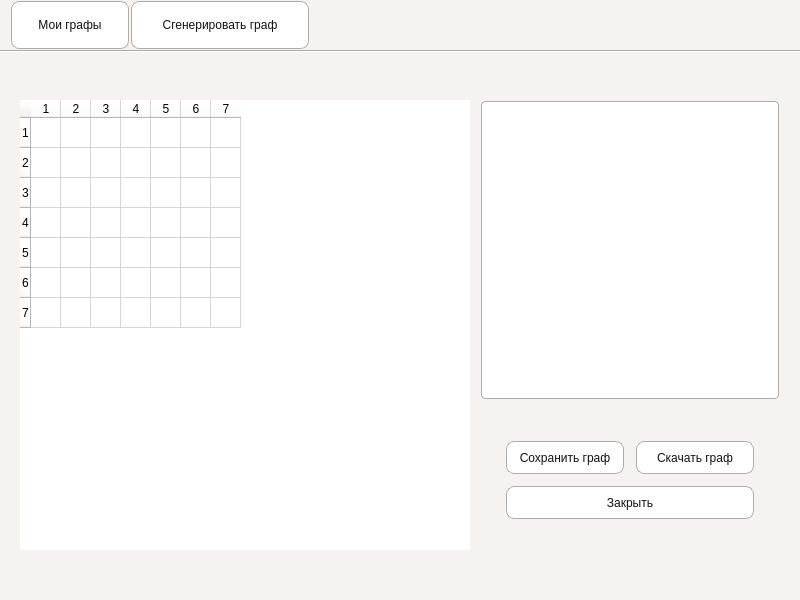
Qt form ui/base_ui/mainWindow.ui (Ya-Varvara/Graph_generation) before a commit.
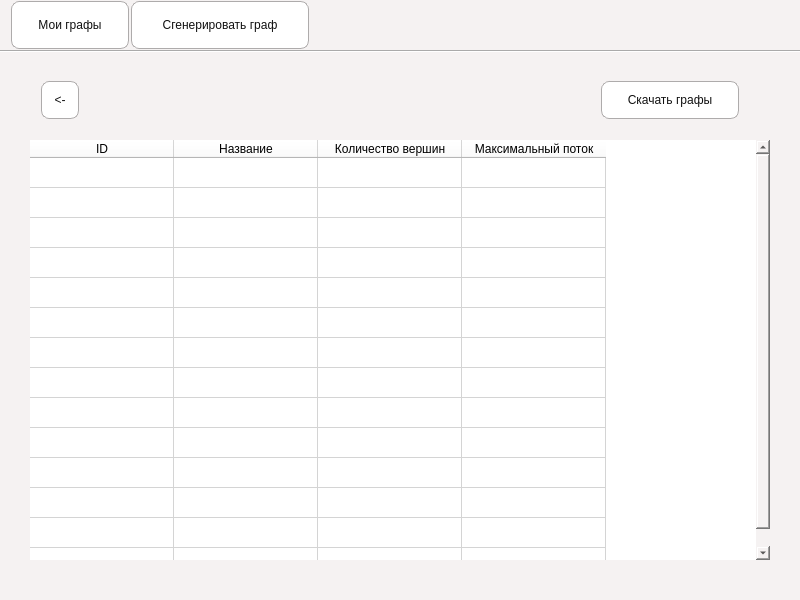
The same form after that commit.

Commit message: Added tables with graphs

Diff of the .ui file:
```diff
--- a/ui/base_ui/mainWindow.ui
+++ b/ui/base_ui/mainWindow.ui
@@ -925,6 +925,9 @@
     <property name="midLineWidth">
      <number>0</number>
     </property>
+    <property name="editTriggers">
+     <set>QAbstractItemView::SelectedClicked</set>
+    </property>
     <property name="verticalScrollMode">
      <enum>QAbstractItemView::ScrollPerPixel</enum>
     </property>
@@ -1037,13 +1040,15 @@
       <string>New Row</string>
      </property>
     </row>
+    <column>
+     <property name="text">
+      <string>ID</string>
+     </property>
+    </column>
     <column>
      <property name="text">
       <string>Название</string>
      </property>
-     <property name="textAlignment">
-      <set>AlignCenter</set>
-     </property>
     </column>
     <column>
      <property name="text">
@@ -1055,32 +1060,6 @@
       <string>Максимальный поток</string>
      </property>
     </column>
-    <column>
-     <property name="text">
-      <string>Минимальная пропускная способность</string>
-     </property>
-    </column>
-    <column>
-     <property name="text">
-      <string>Максимальная пропускная способность</string>
-     </property>
-    </column>
-   </widget>
-   <widget class="QPushButton" name="show_graph_btn">
-    <property name="geometry">
-     <rect>
-      <x>450</x>
-      <y>30</y>
-      <width>140</width>
-      <height>40</height>
-     </rect>
-    </property>
-    <property name="styleSheet">
-     <string notr="true"/>
-    </property>
-    <property name="text">
-     <string>Посмотреть граф</string>
-    </property>
    </widget>
    <widget class="QPushButton" name="back_to_folders_btn">
     <property name="geometry">
@@ -1099,12 +1078,6 @@
     </property>
    </widget>
   </widget>
-  <zorder>my_folders_btn</zorder>
-  <zorder>generation_btn</zorder>
-  <zorder>my_folders_widget</zorder>
-  <zorder>generation_widget</zorder>
-  <zorder>my_graphs_widget</zorder>
-  <zorder>graph_widget</zorder>
  </widget>
  <resources/>
  <connections/>
```
The commit also changes 3 other files.
